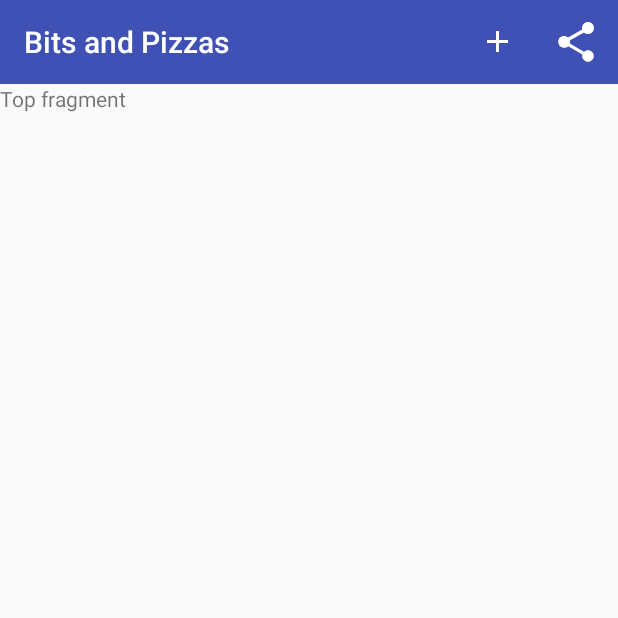
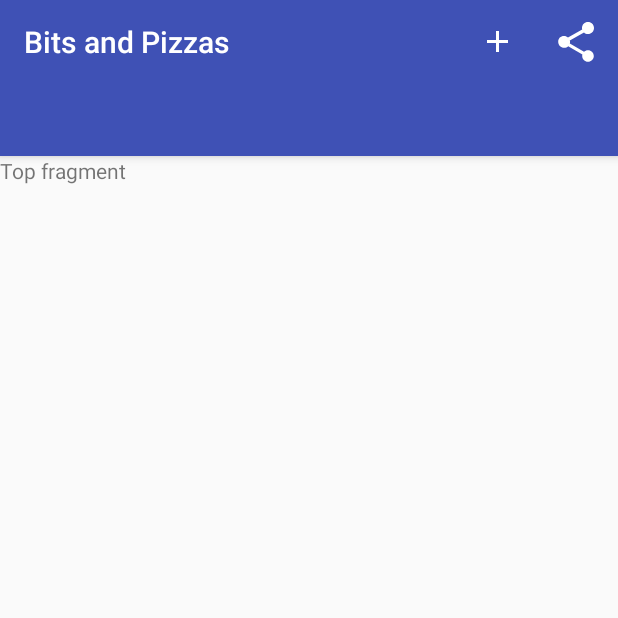
Before and after one commit to FutureAndroidDeveloper/Bits-and-Pizzas, an Android app: the screen it shows after launch (MainActivity), on a phone screen of 412 x 824 dp, the top half of it. Run offline under Robolectric (Android 15) with nearby library versions, the phone set to English and light mode, and no system bars.

Commit message:
Add tabs in activity_main.xml

```diff
--- a/app/src/main/res/layout/activity_main.xml
+++ b/app/src/main/res/layout/activity_main.xml
@@ -1,18 +1,32 @@
 <?xml version="1.0" encoding="utf-8"?>
-<LinearLayout xmlns:android="http://schemas.android.com/apk/res/android"
+<LinearLayout
+    xmlns:android="http://schemas.android.com/apk/res/android"
     xmlns:tools="http://schemas.android.com/tools"
     android:layout_width="match_parent"
     android:layout_height="match_parent"
     android:orientation="vertical"
     tools:context=".MainActivity">
 
-    <include
-        layout="@layout/toolbar_main"
-        android:id="@+id/toolbar" />
+
+    <android.support.design.widget.AppBarLayout
+        android:layout_width="match_parent"
+        android:layout_height="wrap_content"
+        android:theme="@style/ThemeOverlay.AppCompat.Dark.ActionBar" >
+
+        <android.support.v7.widget.Toolbar
+            android:id="@+id/toolbar"
+            android:layout_width="match_parent"
+            android:layout_height="?attr/actionBarSize" />
+
+        <android.support.design.widget.TabLayout
+            android:id="@+id/tabs"
+            android:layout_width="match_parent"
+            android:layout_height="wrap_content" />
+    </android.support.design.widget.AppBarLayout>
+
 
     <android.support.v4.view.ViewPager
         android:id="@+id/pager"
         android:layout_width="match_parent"
-        android:layout_height="match_parent"/>
-
+        android:layout_height="match_parent" />
 </LinearLayout>
```
